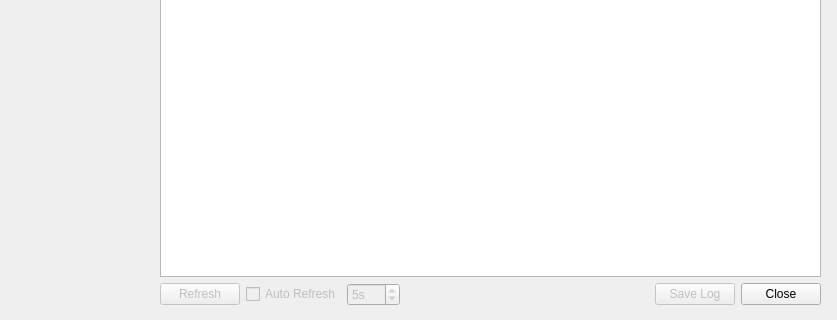
Qt form QtDesigner/JobDetails.ui (opalmer/pyfarm) before a commit; both pictures show x 0 to 837 and y 346 to 666 of the 837 by 666 pixel window.
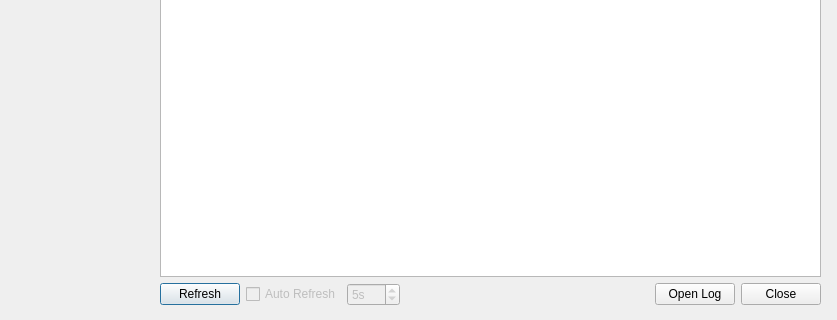
The same form after that commit.

What changed in the file:
```diff
--- a/QtDesigner/JobDetails.ui
+++ b/QtDesigner/JobDetails.ui
@@ -263,9 +263,6 @@
      <layout class="QHBoxLayout">
       <item>
        <widget class="QPushButton" name="refreshNow">
-        <property name="enabled">
-         <bool>false</bool>
-        </property>
         <property name="text">
          <string>Refresh</string>
         </property>
@@ -314,12 +311,9 @@
        </spacer>
       </item>
       <item>
-       <widget class="QPushButton" name="saveFrameLog">
-        <property name="enabled">
-         <bool>false</bool>
-        </property>
+       <widget class="QPushButton" name="openLog">
         <property name="text">
-         <string>Save Log</string>
+         <string>Open Log</string>
         </property>
        </widget>
       </item>
```
Left out of the diff: 2 changed lines with no effect on the pictures.
